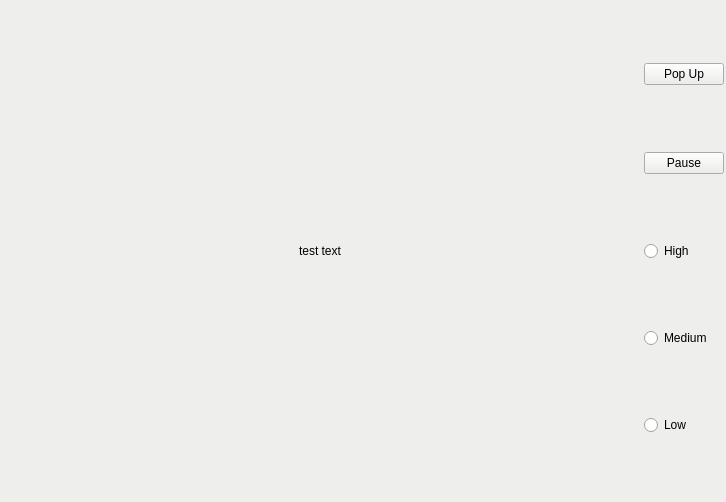
This is camera_server/server/onecamera.ui in titan-rover/base_station2020 as Qt 5 draws it before an edit. The edited form follows.
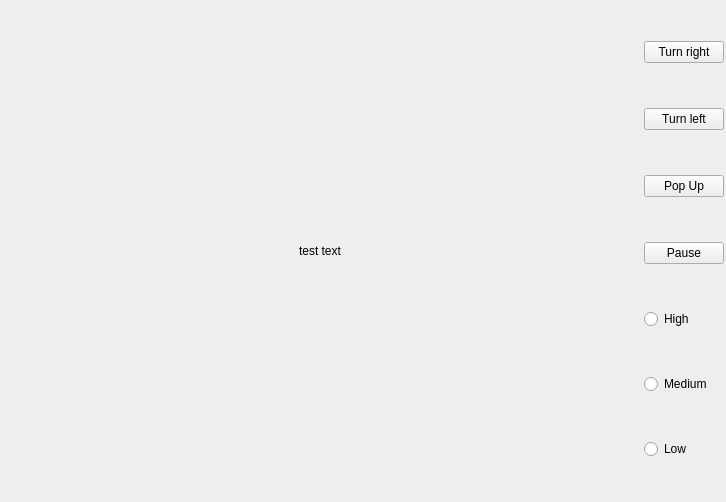
This is the edited form.

Diff of the .ui file:
```diff
--- a/camera_server/server/onecamera.ui
+++ b/camera_server/server/onecamera.ui
@@ -510,6 +510,20 @@
    </item>
    <item>
     <layout class="QVBoxLayout" name="verticalLayout">
+     <item>
+      <widget class="QPushButton" name="clockwiseButton">
+       <property name="text">
+        <string>Turn right</string>
+       </property>
+      </widget>
+     </item>
+     <item>
+      <widget class="QPushButton" name="counterClockwiseButton">
+       <property name="text">
+        <string>Turn left</string>
+       </property>
+      </widget>
+     </item>
      <item>
       <widget class="QPushButton" name="popNewScreenButton">
        <property name="text">
```
